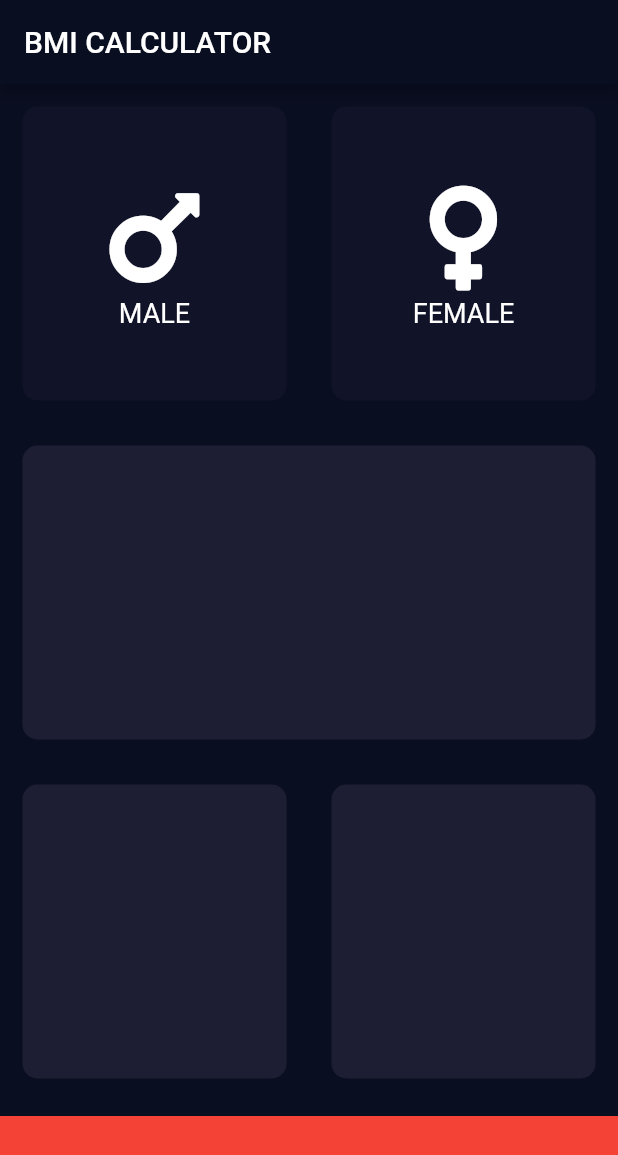
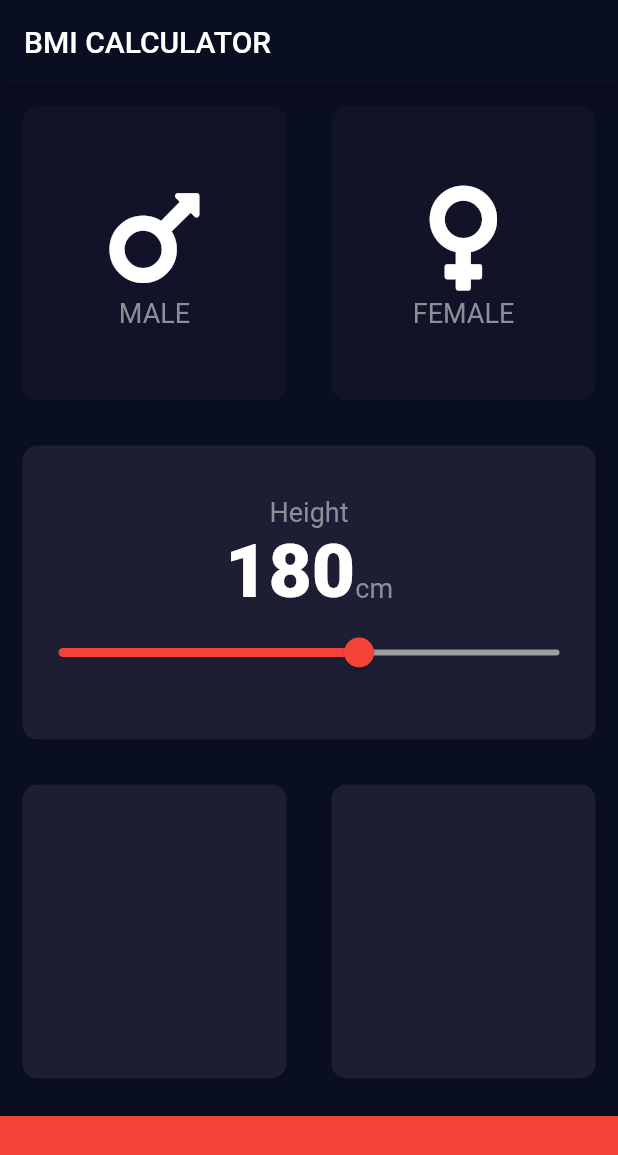
Before and after one commit to fomagran/Flutter-Example, a Flutter app: the screen it shows after launch, on a phone screen of 412 x 824 dp. Shown: the top 1155 px of the screen. Run offline on Flutter 3.47's test engine with Material 2 defaults, Android fonts, the phone set to English and light mode, and no system bars; our stand-ins replace font_awesome_flutter.

Commit message:
슬라이더 추가하고 값에 따라 cm바뀌게 하기

```diff
--- /dev/null
+++ b/lib/constants.dart
@@ -0,0 +1,13 @@
+import 'package:flutter/material.dart';
+
+const bottemContainerHeight = 80.0;
+const inactiveCardColor = Color(0xFF111328);
+const activeCardColor = Color(0xFF1D1E33);
+
+enum Gender {
+  male,
+  female,
+}
+
+const labelTextStyle = TextStyle(fontSize: 18.0, color: Color(0xFF8D8E98));
+const numberTextStyle = TextStyle(fontSize: 50.0, fontWeight: FontWeight.w900);
--- a/lib/icon_content.dart
+++ b/lib/icon_content.dart
@@ -1,4 +1,5 @@
 import 'package:flutter/material.dart';
+import 'constants.dart';
 
 class IconContent extends StatelessWidget {
   IconContent({@required this.genderIcon, this.genderText});
@@ -18,7 +19,7 @@ class IconContent extends StatelessWidget {
         SizedBox(),
         Text(
           genderText,
-          style: TextStyle(fontSize: 18.0),
+          style: labelTextStyle,
         )
       ],
     );
--- a/lib/input_page.dart
+++ b/lib/input_page.dart
@@ -2,15 +2,7 @@ import 'package:flutter/material.dart';
 import 'package:font_awesome_flutter/font_awesome_flutter.dart';
 import 'reusable_card.dart';
 import 'icon_content.dart';
-
-const bottemContainerHeight = 80.0;
-const inactiveCardColor = Color(0xFF111328);
-const activeCardColor = Color(0xFF1D1E33);
-
-enum Gender {
-  male,
-  female,
-}
+import 'constants.dart';
 
 class InputPage extends StatefulWidget {
   @override
@@ -18,9 +10,8 @@ class InputPage extends StatefulWidget {
 }
 
 class _InputPageState extends State<InputPage> {
-  Color maleCardColor = inactiveCardColor;
-  Color femaleCardColor = inactiveCardColor;
   Gender selectedGender;
+  int height = 180;
 
   @override
   Widget build(BuildContext context) {
@@ -29,6 +20,7 @@ class _InputPageState extends State<InputPage> {
           title: Text('BMI CALCULATOR'),
         ),
         body: Column(
+          crossAxisAlignment: CrossAxisAlignment.stretch,
           children: <Widget>[
             Expanded(
                 child: Row(
@@ -64,11 +56,46 @@ class _InputPageState extends State<InputPage> {
               ],
             )),
             Expanded(
-                child: Row(
-              children: [
-                Expanded(child: ReusableCard(colour: activeCardColor)),
-              ],
-            )),
+              child: ReusableCard(
+                colour: activeCardColor,
+                cardChild: Column(
+                  mainAxisAlignment: MainAxisAlignment.center,
+                  children: <Widget>[
+                    Text(
+                      "Height",
+                      style: labelTextStyle,
+                    ),
+                    Row(
+                      mainAxisAlignment: MainAxisAlignment.center,
+                      crossAxisAlignment: CrossAxisAlignment.baseline,
+                      textBaseline: TextBaseline.alphabetic,
+                      children: <Widget>[
+                        Text(
+                          height.toString(),
+                          style: numberTextStyle,
+                        ),
+                        Text(
+                          "cm",
+                          style: labelTextStyle,
+                        ),
+                      ],
+                    ),
+                    Slider(
+                      value: height.toDouble(),
+                      min: 120.0,
+                      max: 220.0,
+                      activeColor: Colors.red,
+                      inactiveColor: Colors.grey,
+                      onChanged: (double newValue) {
+                        setState(() {
+                          height = newValue.round();
+                        });
+                      },
+                    ),
+                  ],
+                ),
+              ),
+            ),
             Expanded(
                 child: Row(
               children: [
```
